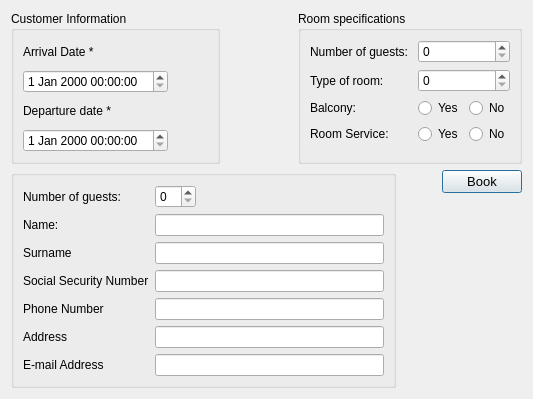
Above: code/qtApp/bookingDialog.ui from stoptherock1/HSM before the change. Below: the same form after it.
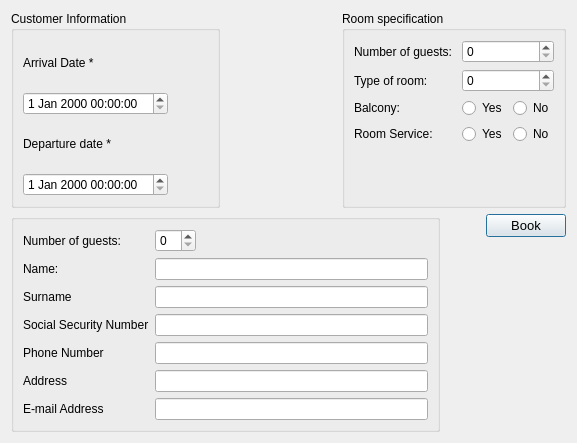
That is the form after the change.

Commit message: Room information morphed into a named ComboBox

```diff
--- a/code/qtApp/bookingDialog.ui
+++ b/code/qtApp/bookingDialog.ui
@@ -6,8 +6,8 @@
    <rect>
     <x>0</x>
     <y>0</y>
-    <width>533</width>
-    <height>399</height>
+    <width>577</width>
+    <height>443</height>
    </rect>
   </property>
   <property name="sizePolicy">
@@ -97,7 +97,7 @@
      <item>
       <widget class="QGroupBox" name="formGroupBox_2">
        <property name="title">
-        <string>Room specifications</string>
+        <string>Room specification</string>
        </property>
        <layout class="QFormLayout" name="formLayout_3">
         <item row="0" column="0">
```
Left out of the diff: 4 changed lines with no effect on the pictures. The commit also changes 1 other file.
